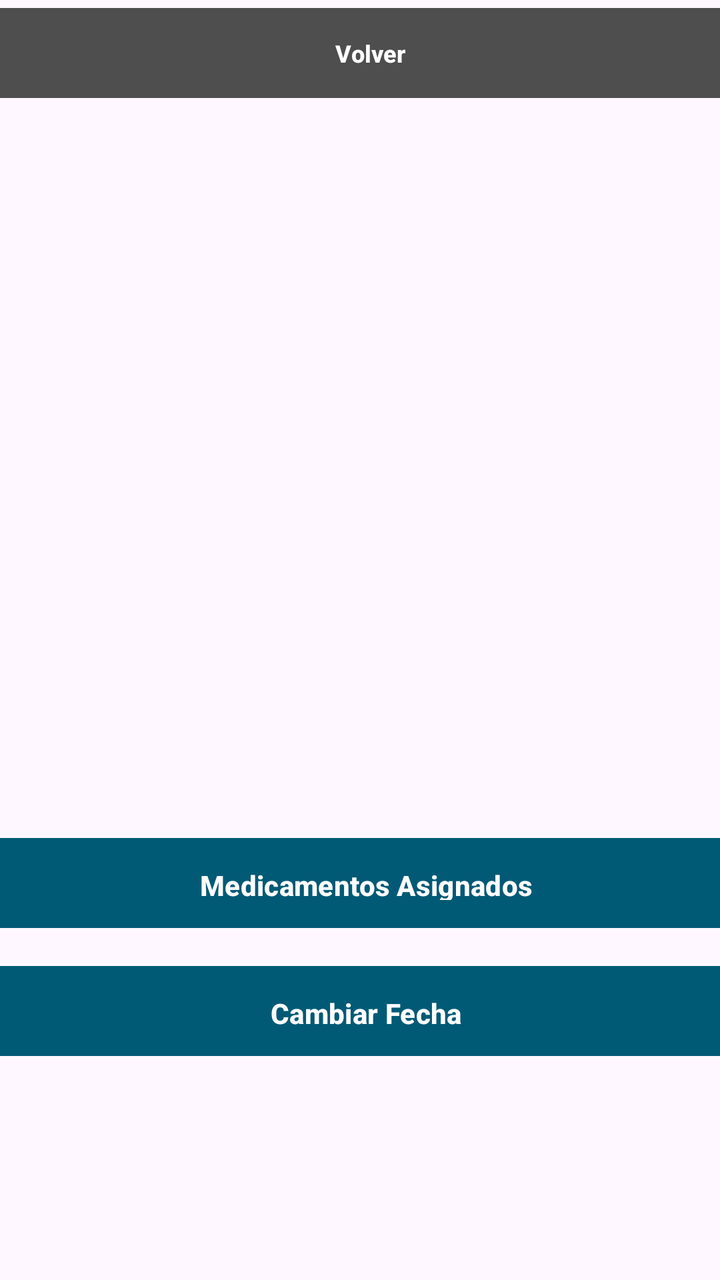
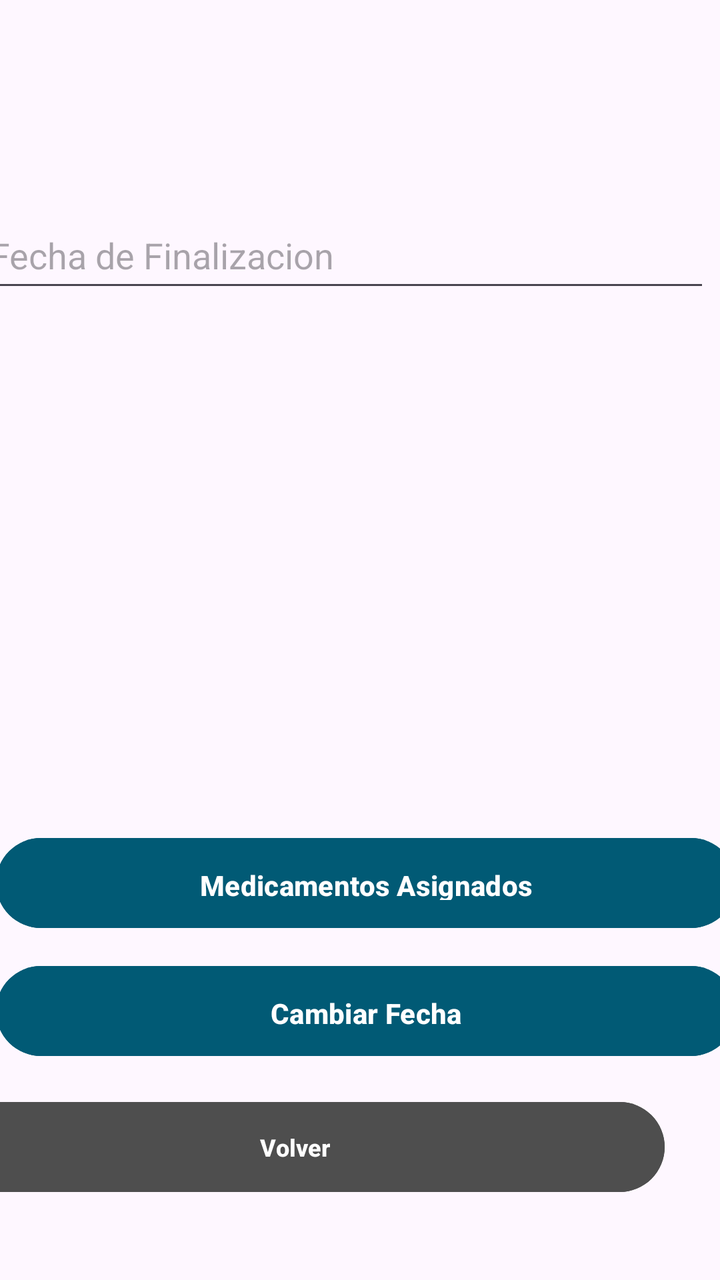

Before-and-after screenshots of an Android layout around one commit, followed by the original layout XML and the change that was made.
<!-- AndroidManifest.xml: application theme Theme.MobilesVC -->
<!-- res/layout/receta_view.xml -->
<?xml version="1.0" encoding="utf-8"?>
<androidx.constraintlayout.widget.ConstraintLayout xmlns:android="http://schemas.android.com/apk/res/android"
    xmlns:app="http://schemas.android.com/apk/res-auto"
    xmlns:tools="http://schemas.android.com/tools"
    android:layout_width="match_parent"
    android:layout_height="match_parent">

    <androidx.constraintlayout.widget.ConstraintLayout
        android:layout_width="match_parent"
        android:layout_height="match_parent">

        <Button
            android:id="@+id/vToMedicamentosList"
            android:layout_width="370dp"
            android:layout_height="53dp"
            android:layout_marginTop="48dp"
            android:layout_marginBottom="172dp"
            android:backgroundTint="#015A75"
            android:paddingVertical="14dp"
            android:text="Medicamentos Asignados"
            android:textStyle="bold"
            app:cornerRadius="@dimen/item_transform_image_length"
            app:layout_constraintBottom_toBottomOf="parent"
            app:layout_constraintEnd_toEndOf="parent"
            app:layout_constraintHorizontal_bias="0.243"
            app:layout_constraintStart_toStartOf="parent"
            app:layout_constraintTop_toBottomOf="@+id/etClave" />

        <Button
            android:id="@+id/vToRecetaEdit"
            android:layout_width="370dp"
            android:layout_height="53dp"
            android:layout_marginTop="48dp"
            android:layout_marginBottom="108dp"
            android:backgroundTint="#015A75"
            android:paddingVertical="14dp"
            android:text="Cambiar Fecha"
            android:textStyle="bold"
            app:cornerRadius="@dimen/item_transform_image_length"
            app:layout_constraintBottom_toBottomOf="parent"
            app:layout_constraintEnd_toEndOf="parent"
            app:layout_constraintHorizontal_bias="0.243"
            app:layout_constraintStart_toStartOf="parent"
            app:layout_constraintTop_toBottomOf="@+id/etClave" />

        <com.google.android.material.textfield.TextInputEditText
            android:id="@+id/vFecha"
            android:layout_width="364dp"
            android:layout_height="46dp"
            android:clickable="false"
            android:hint="Fecha de Finalizacion"
            tools:layout_editor_absoluteX="16dp"
            tools:layout_editor_absoluteY="196dp" />

        <TextView
            android:id="@+id/textView5"
            android:layout_width="wrap_content"
            android:layout_height="wrap_content"
            android:fontFamily="sans-serif"
            android:text="Receta"
            android:textColor="#000000"
            android:textStyle="bold|italic"
            tools:layout_editor_absoluteX="133dp"
            tools:layout_editor_absoluteY="51dp"
            tools:textSize="26sp" />

    </androidx.constraintlayout.widget.ConstraintLayout>

    <Button
        android:id="@+id/vVolverReceta"
        tools:layout_editor_absoluteX="12dp"
        tools:layout_editor_absoluteY="631dp"
        android:layout_width="370dp"
        android:layout_height="53dp"
        android:layout_marginHorizontal="24dp"
        android:backgroundTint="#4E4E4E"
        android:paddingVertical="10dp"
        android:text="Volver"
        android:textSize="12sp"
        android:textStyle="bold"
        android:visibility="visible"
        app:cornerRadius="@dimen/item_transform_image_length" />
</androidx.constraintlayout.widget.ConstraintLayout>
<!-- resources referenced by this layout -->
<resources>
  <style name="Theme.MobilesVC" parent="Base.Theme.MobilesVC" />
  <style name="Base.Theme.MobilesVC" parent="Theme.Material3.DayNight.NoActionBar">
          
          
      </style>
</resources>

<!-- the commit's change to res/layout/receta_view.xml (unified diff, before → after) -->
@@ -6,6 +6,7 @@
     android:layout_height="match_parent">
 
     <androidx.constraintlayout.widget.ConstraintLayout
+        android:id="@+id/constraintLayout"
         android:layout_width="match_parent"
         android:layout_height="match_parent">
 
@@ -19,12 +20,10 @@
             android:paddingVertical="14dp"
             android:text="Medicamentos Asignados"
             android:textStyle="bold"
-            app:cornerRadius="@dimen/item_transform_image_length"
             app:layout_constraintBottom_toBottomOf="parent"
             app:layout_constraintEnd_toEndOf="parent"
             app:layout_constraintHorizontal_bias="0.243"
-            app:layout_constraintStart_toStartOf="parent"
-            app:layout_constraintTop_toBottomOf="@+id/etClave" />
+            app:layout_constraintStart_toStartOf="parent" />
 
         <Button
             android:id="@+id/vToRecetaEdit"
@@ -36,48 +35,60 @@
             android:paddingVertical="14dp"
             android:text="Cambiar Fecha"
             android:textStyle="bold"
-            app:cornerRadius="@dimen/item_transform_image_length"
             app:layout_constraintBottom_toBottomOf="parent"
             app:layout_constraintEnd_toEndOf="parent"
             app:layout_constraintHorizontal_bias="0.243"
-            app:layout_constraintStart_toStartOf="parent"
-            app:layout_constraintTop_toBottomOf="@+id/etClave" />
+            app:layout_constraintStart_toStartOf="parent" />
 
         <com.google.android.material.textfield.TextInputEditText
             android:id="@+id/vFecha"
             android:layout_width="364dp"
-            android:layout_height="46dp"
+            android:layout_height="50dp"
+            android:layout_marginStart="16dp"
+            android:layout_marginEnd="31dp"
+            android:layout_marginBottom="264dp"
             android:clickable="false"
             android:hint="Fecha de Finalizacion"
-            tools:layout_editor_absoluteX="16dp"
-            tools:layout_editor_absoluteY="196dp" />
+            app:layout_constraintBottom_toTopOf="@+id/vToMedicamentosList"
+            app:layout_constraintEnd_toEndOf="parent"
+            app:layout_constraintStart_toStartOf="parent" />
 
         <TextView
             android:id="@+id/textView5"
             android:layout_width="wrap_content"
             android:layout_height="wrap_content"
+            android:layout_marginStart="133dp"
+            android:layout_marginTop="51dp"
+            android:layout_marginEnd="200dp"
+            android:layout_marginBottom="110dp"
             android:fontFamily="sans-serif"
             android:text="Receta"
             android:textColor="#000000"
             android:textStyle="bold|italic"
-            tools:layout_editor_absoluteX="133dp"
-            tools:layout_editor_absoluteY="51dp"
+            app:layout_constraintBottom_toTopOf="@+id/vFecha"
+            app:layout_constraintEnd_toEndOf="parent"
+            app:layout_constraintHorizontal_bias="1.0"
+            app:layout_constraintStart_toStartOf="parent"
+            app:layout_constraintTop_toTopOf="parent"
+            app:layout_constraintVertical_bias="0.0"
             tools:textSize="26sp" />
+
+        <Button
+            android:id="@+id/vVolverReceta"
+            android:layout_width="370dp"
+            android:layout_height="53dp"
+            android:layout_marginHorizontal="24dp"
+            android:layout_marginEnd="28dp"
+            android:layout_marginBottom="40dp"
+            android:backgroundTint="#4E4E4E"
+            android:paddingVertical="10dp"
+            android:text="Volver"
+            android:textSize="12sp"
+            android:textStyle="bold"
+            android:visibility="visible"
+            app:layout_constraintBottom_toBottomOf="parent"
+            app:layout_constraintEnd_toEndOf="parent" />
 
     </androidx.constraintlayout.widget.ConstraintLayout>
 
-    <Button
-        android:id="@+id/vVolverReceta"
-        tools:layout_editor_absoluteX="12dp"
-        tools:layout_editor_absoluteY="631dp"
-        android:layout_width="370dp"
-        android:layout_height="53dp"
-        android:layout_marginHorizontal="24dp"
-        android:backgroundTint="#4E4E4E"
-        android:paddingVertical="10dp"
-        android:text="Volver"
-        android:textSize="12sp"
-        android:textStyle="bold"
-        android:visibility="visible"
-        app:cornerRadius="@dimen/item_transform_image_length" />
 </androidx.constraintlayout.widget.ConstraintLayout>
